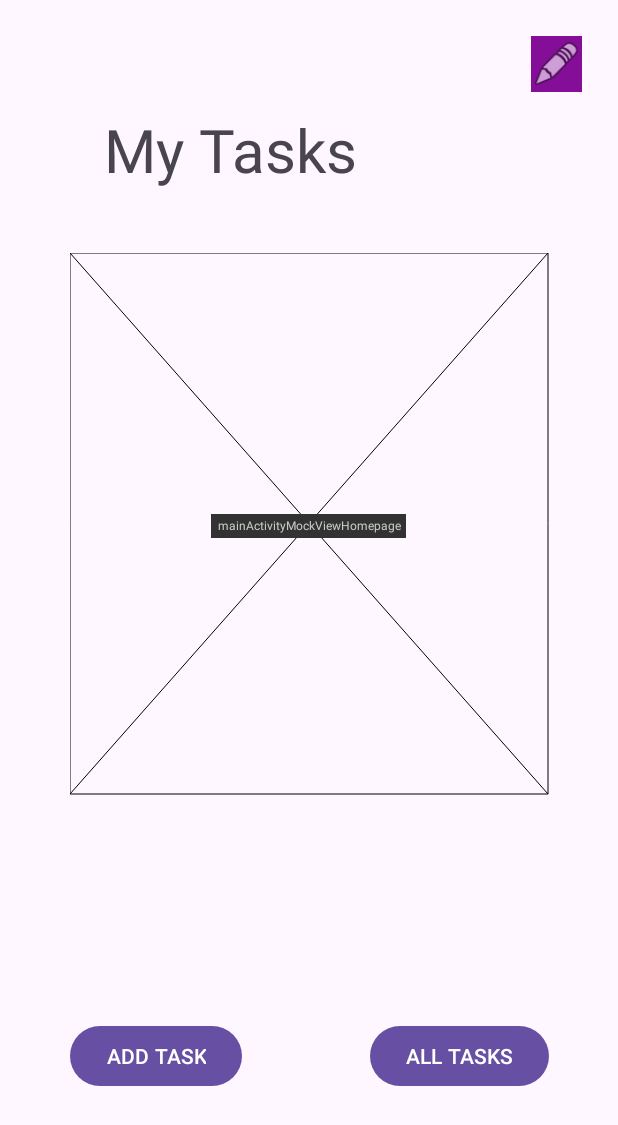
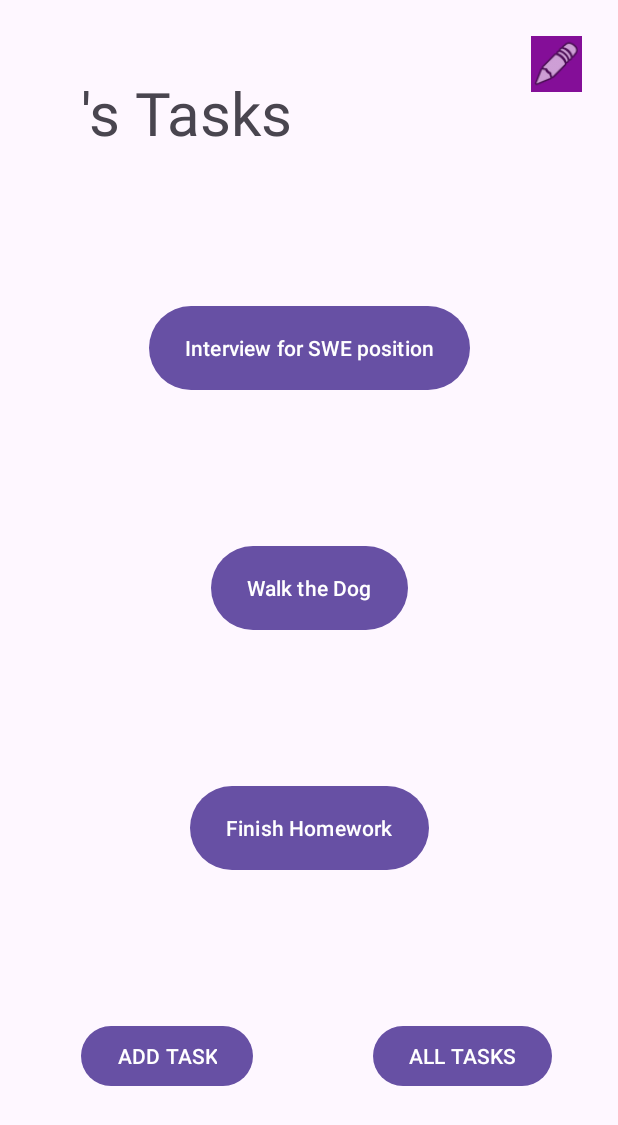
Before and after one commit to dlewburg/taskMasterProject, an Android app: the screen it shows after launch (MainActivity), on a phone screen of 412 x 824 dp. Shown: the top 1125 px of the screen. Run offline under Robolectric (Android 15) with nearby library versions, the phone set to English and light mode, and no system bars.

Commit message:
added task title to task details page

```diff
--- a/app/src/main/java/com/dlewburg/taskmanagerandroid/MainActivity.java
+++ b/app/src/main/java/com/dlewburg/taskmanagerandroid/MainActivity.java
@@ -3,25 +3,45 @@ package com.dlewburg.taskmanagerandroid;
 import androidx.appcompat.app.AppCompatActivity;
 
 import android.content.Intent;
+import android.content.SharedPreferences;
 import android.os.Bundle;
+import android.preference.PreferenceManager;
 import android.widget.Button;
 import android.widget.ImageView;
+import android.widget.TextView;
 
 import com.dlewburg.taskmanagerandroid.activities.AddTaskActivity;
 import com.dlewburg.taskmanagerandroid.activities.AllTasksActivity;
 import com.dlewburg.taskmanagerandroid.activities.ProfileEditActivity;
+import com.dlewburg.taskmanagerandroid.activities.TaskDetailsActivity;
 
 public class MainActivity extends AppCompatActivity {
+    public static final String TASK_DETAILS_TITLE_TAG = "taskTitle";
+    SharedPreferences preferences;
 
     @Override
     protected void onCreate(Bundle savedInstanceState) {
         super.onCreate(savedInstanceState);
         setContentView(R.layout.activity_main);
 
+
+
         profileEditButtonFunction();
+        firstTaskButtonFunction();
+        secondTaskButtonFunction();
+        thirdTaskButtonFunction();
         addTaskButtonFunction();
         allTaskButtonFunction();
 
+    }
+
+    @Override
+    protected void onResume() {
+        super.onResume();
+
+        preferences = PreferenceManager.getDefaultSharedPreferences(this);
+        String userProfileName = preferences.getString(ProfileEditActivity.PROFILE_USERNAME_TAG, "");
+        ((TextView) findViewById(R.id.mainActivityMyTasksTextView)).setText(userProfileName + "'s Tasks");
     }
 
     public void profileEditButtonFunction() {
@@ -56,6 +76,38 @@ public class MainActivity extends AppCompatActivity {
 
     }
 
+    public void firstTaskButtonFunction() {
+        Button firstTaskButton = findViewById(R.id.mainActivityFirstTaskButton);
+        firstTaskButton.setOnClickListener(v -> {
+            Intent goToFirstTaskDetailsActivity = new Intent(MainActivity.this, TaskDetailsActivity.class);
+            String taskTitle = ((Button) findViewById(R.id.mainActivityFirstTaskButton)).getText().toString();
+            goToFirstTaskDetailsActivity.putExtra(TASK_DETAILS_TITLE_TAG, taskTitle);
+
+            startActivity(goToFirstTaskDetailsActivity);
+        });
+    }
+
+    public void secondTaskButtonFunction() {
+        Button secondTaskButton = findViewById(R.id.mainActivitySecondTaskButton);
+        secondTaskButton.setOnClickListener(v -> {
+            Intent goToSecondTaskDetailsActivity = new Intent(MainActivity.this, TaskDetailsActivity.class);
+            String taskTitle = ((Button) findViewById(R.id.mainActivitySecondTaskButton)).getText().toString();
+            goToSecondTaskDetailsActivity.putExtra(TASK_DETAILS_TITLE_TAG, taskTitle);
+
+            startActivity(goToSecondTaskDetailsActivity);
+        });
+    }
+
+    public void thirdTaskButtonFunction() {
+        Button thirdTaskButton = findViewById(R.id.mainActivityThirdTaskButton);
+        thirdTaskButton.setOnClickListener(v -> {
+            Intent goToThirdTaskDetailsActivity = new Intent(MainActivity.this, TaskDetailsActivity.class);
+            String taskTitle = ((Button) findViewById(R.id.mainActivityThirdTaskButton)).getText().toString();
+            goToThirdTaskDetailsActivity.putExtra(TASK_DETAILS_TITLE_TAG, taskTitle);
+
+            startActivity(goToThirdTaskDetailsActivity);
+        });
+    }
 
 
 }
--- a/app/src/main/java/com/dlewburg/taskmanagerandroid/activities/ProfileEditActivity.java
+++ b/app/src/main/java/com/dlewburg/taskmanagerandroid/activities/ProfileEditActivity.java
@@ -23,6 +23,7 @@ public class ProfileEditActivity extends AppCompatActivity {
 
         preferences = PreferenceManager.getDefaultSharedPreferences(this);
 
+        showSharedPreferencesData(preferences);
         saveButtonFunction(preferences);
     }
 
@@ -40,4 +41,9 @@ public class ProfileEditActivity extends AppCompatActivity {
             Toast.makeText(this, "Username Saved!", Toast.LENGTH_SHORT).show();
         });
     }
+
+    public void showSharedPreferencesData(SharedPreferences preferences){
+        String usernameData = preferences.getString(PROFILE_USERNAME_TAG, "");
+        ((EditText) findViewById(R.id.profileEditActivityUserEditText)).setText(usernameData);
+    }
 }
--- a/app/src/main/res/layout/activity_add_task.xml
+++ b/app/src/main/res/layout/activity_add_task.xml
@@ -13,6 +13,7 @@
         android:layout_marginEnd="30dp"
         android:autofillHints=""
         android:ems="10"
+        android:hint="@string/task_description"
         android:inputType="text"
         android:text="@string/do_something"
         android:textSize="24sp"
@@ -67,6 +68,7 @@
         android:layout_marginEnd="30dp"
         android:autofillHints=""
         android:ems="10"
+        android:hint="@string/my_task"
         android:inputType="text"
         android:text="@string/my_task"
         android:textSize="24sp"
--- a/app/src/main/res/layout/activity_main.xml
+++ b/app/src/main/res/layout/activity_main.xml
@@ -8,17 +8,14 @@
 
     <TextView
         android:id="@+id/mainActivityMyTasksTextView"
-        android:layout_width="196dp"
+        android:layout_width="wrap_content"
         android:layout_height="56dp"
+        android:layout_marginStart="54dp"
         android:layout_marginTop="48dp"
         android:text="@string/my_tasks"
         android:textSize="40sp"
-        app:layout_constraintBottom_toBottomOf="parent"
-        app:layout_constraintEnd_toEndOf="parent"
-        app:layout_constraintHorizontal_bias="0.132"
-        app:layout_constraintStart_toStartOf="@id/mainActivityMockViewHomepage"
+        app:layout_constraintStart_toStartOf="parent"
         app:layout_constraintTop_toTopOf="parent"
-        app:layout_constraintVertical_bias="0.034"
         tools:ignore="TextSizeCheck" />
 
     <Button
@@ -28,30 +25,18 @@
         android:layout_marginBottom="96dp"
         android:text="@string/add_task"
         app:layout_constraintBottom_toBottomOf="parent"
-        app:layout_constraintHorizontal_chainStyle="spread"
-        app:layout_constraintStart_toStartOf="@id/mainActivityMockViewHomepage"
-        tools:layout_constraintStart_toStartOf="@id/mainActivityMockViewHomepage" />
+        app:layout_constraintLeft_toLeftOf="@id/mainActivityMyTasksTextView"
+        />
 
     <Button
         android:id="@+id/mainActivityAllTasksButton"
         android:layout_width="wrap_content"
         android:layout_height="wrap_content"
+        android:layout_marginStart="80dp"
         android:layout_marginBottom="96dp"
         android:text="@string/all_tasks"
         app:layout_constraintBottom_toBottomOf="parent"
-        app:layout_constraintEnd_toEndOf="@id/mainActivityMockViewHomepage" />
-
-    <androidx.constraintlayout.utils.widget.MockView
-        android:id="@+id/mainActivityMockViewHomepage"
-        android:layout_width="319dp"
-        android:layout_height="361dp"
-        android:layout_marginTop="40dp"
-        app:layout_constraintBottom_toTopOf="@+id/mainActivityAddTaskButton"
-        app:layout_constraintEnd_toEndOf="parent"
-        app:layout_constraintStart_toStartOf="parent"
-        app:layout_constraintTop_toBottomOf="@+id/mainActivityMyTasksTextView"
-        app:layout_constraintVertical_bias="0.0"
-        tools:visibility="visible" />
+        app:layout_constraintStart_toEndOf="@+id/mainActivityAddTaskButton" />
 
     <ImageView
         android:id="@+id/mainActivityProfileEditButton"
@@ -65,4 +50,37 @@
         app:layout_constraintTop_toTopOf="parent"
         app:srcCompat="@android:drawable/ic_menu_edit" />
 
+    <Button
+        android:id="@+id/mainActivityFirstTaskButton"
+        android:layout_width="wrap_content"
+        android:layout_height="64dp"
+        android:text="@string/interview_for_swe_position"
+        app:layout_constraintBottom_toTopOf="@+id/mainActivitySecondTaskButton"
+        app:layout_constraintEnd_toEndOf="parent"
+        app:layout_constraintHorizontal_bias="0.5"
+        app:layout_constraintStart_toStartOf="parent"
+        app:layout_constraintTop_toBottomOf="@+id/mainActivityMyTasksTextView" />
+
+    <Button
+        android:id="@+id/mainActivitySecondTaskButton"
+        android:layout_width="wrap_content"
+        android:layout_height="64dp"
+        android:text="@string/walk_the_dog"
+        app:layout_constraintBottom_toTopOf="@+id/mainActivityThirdTaskButton"
+        app:layout_constraintEnd_toEndOf="parent"
+        app:layout_constraintHorizontal_bias="0.5"
+        app:layout_constraintStart_toStartOf="parent"
+        app:layout_constraintTop_toBottomOf="@+id/mainActivityFirstTaskButton" />
+
+    <Button
+        android:id="@+id/mainActivityThirdTaskButton"
+        android:layout_width="wrap_content"
+        android:layout_height="64dp"
+        android:text="@string/finish_homework"
+        app:layout_constraintBottom_toTopOf="@+id/mainActivityAddTaskButton"
+        app:layout_constraintEnd_toEndOf="parent"
+        app:layout_constraintHorizontal_bias="0.5"
+        app:layout_constraintStart_toStartOf="parent"
+        app:layout_constraintTop_toBottomOf="@+id/mainActivitySecondTaskButton" />
+
 </androidx.constraintlayout.widget.ConstraintLayout>
--- a/app/src/main/res/layout/activity_task_details.xml
+++ b/app/src/main/res/layout/activity_task_details.xml
@@ -21,7 +21,7 @@
         android:id="@+id/taskDetailsActivityMultiLineEditText"
         android:layout_width="wrap_content"
         android:layout_height="wrap_content"
-        android:layout_marginTop="128dp"
+        android:layout_marginTop="64dp"
         android:autofillHints=""
         android:ems="10"
         android:gravity="start|top"
--- a/app/src/main/res/values/strings.xml
+++ b/app/src/main/res/values/strings.xml
@@ -12,11 +12,15 @@
     <string name="add_task_description">ADD TASK</string>
     <string name="add_task_submitted">SUBMITTED</string>
     <string name="all_tasks_page_title">All Tasks</string>
-    <string name="profileEditButton">profieEditButton</string>
+    <string name="profileEditButton">profileEditButton</string>
     <string name="task_details_activity_title">Task Details</string>
     <string name="task_details_activity_details_text_multiline" />
     <string name="task_details_activity_multiline_text">Lorem ipsum dolor sit amet, consectetur adipiscing elit, sed do eiusmod tempor incididunt ut labore et dolore magna aliqua. Tempus imperdiet nulla malesuada pellentesque elit eget. Nulla facilisi nullam vehicula ipsum a. Orci a scelerisque purus semper eget duis at tellus at. Pharetra diam sit amet nisl suscipit adipiscing bibendum.</string>
     <string name="user_name">User Name</string>
     <string name="user_nickname">User Nickname</string>
     <string name="save">Save</string>
+    <string name="interview_for_swe_position">Interview for SWE position</string>
+    <string name="walk_the_dog">Walk the Dog</string>
+    <string name="finish_homework">Finish Homework</string>
+    <string name="no_task_name">No Task</string>
 </resources>
```
Also changed, not shown: app/src/main/java/com/dlewburg/taskmanagerandroid/activities/AddTaskActivity.java (+10 -1 lines), app/src/main/java/com/dlewburg/taskmanagerandroid/activities/TaskDetailsActivity.java (+34 -0 lines).
